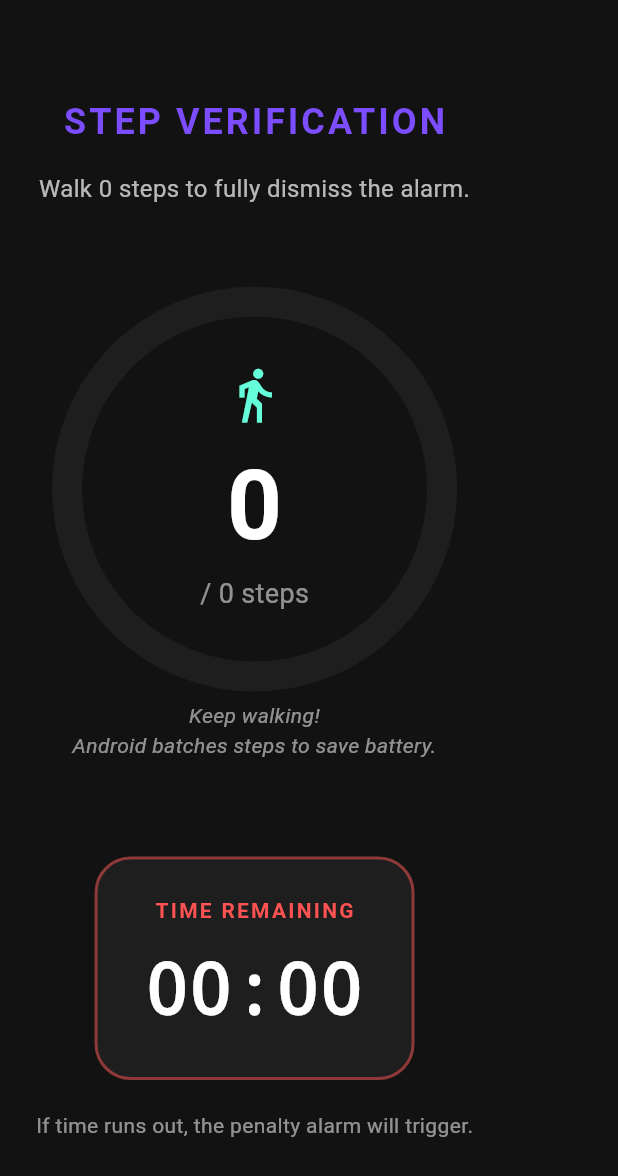
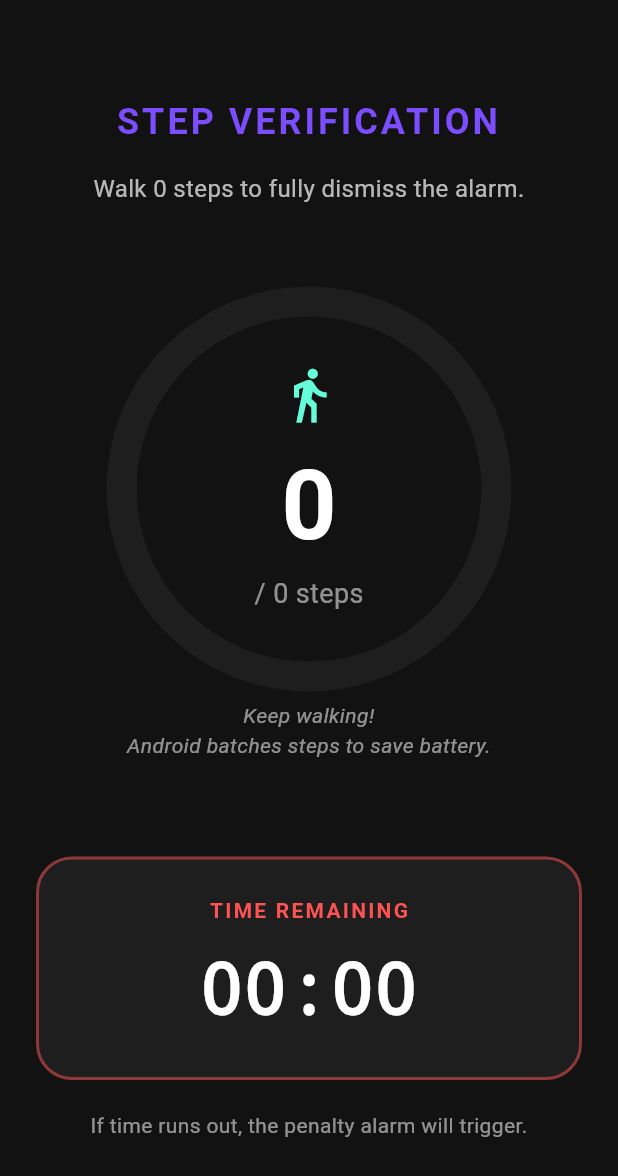
Before and after one commit to manojkumards656/alarm1, a Flutter app: the StepVerificationScreen screen opened directly, on a phone screen of 412 x 824 dp. Shown: the top 1176 px of the screen. Run offline on Flutter 3.47's test engine with Material 3 defaults, Android fonts, the phone set to English and light mode, and no system bars; our stand-ins replace file_picker, pedometer, permission_handler, shared_preferences; missing offline and left inert: alarm; accounts and stored records are empty.

Commit message:
fix: center-align all text and progress indicator on step verification screen

```diff
--- a/lib/screens/step_verification_screen.dart
+++ b/lib/screens/step_verification_screen.dart
@@ -25,11 +25,12 @@ class StepVerificationScreen extends StatelessWidget {
             child: Padding(
               padding: const EdgeInsets.all(24.0),
               child: Column(
-                crossAxisAlignment: CrossAxisAlignment.center,
+                crossAxisAlignment: CrossAxisAlignment.stretch,
                 children: [
                   const SizedBox(height: 40),
                   const Text(
                     'STEP VERIFICATION',
+                    textAlign: TextAlign.center,
                     style: TextStyle(
                       fontSize: 24,
                       fontWeight: FontWeight.bold,
@@ -49,7 +50,8 @@ class StepVerificationScreen extends StatelessWidget {
                   const Spacer(),
 
                   // Circular Progress Indicator
-                  Stack(
+                  Center(
+                  child: Stack(
                     alignment: Alignment.center,
                     children: [
                       SizedBox(
@@ -86,6 +88,7 @@ class StepVerificationScreen extends StatelessWidget {
                         ],
                       ),
                     ],
+                  ),
                   ),
                   const SizedBox(height: 16),
                   const Text(
@@ -135,6 +138,7 @@ class StepVerificationScreen extends StatelessWidget {
                   const SizedBox(height: 20),
                   const Text(
                     'If time runs out, the penalty alarm will trigger.',
+                    textAlign: TextAlign.center,
                     style: TextStyle(color: Colors.white54, fontSize: 14),
                   ),
                   const SizedBox(height: 40),
```
